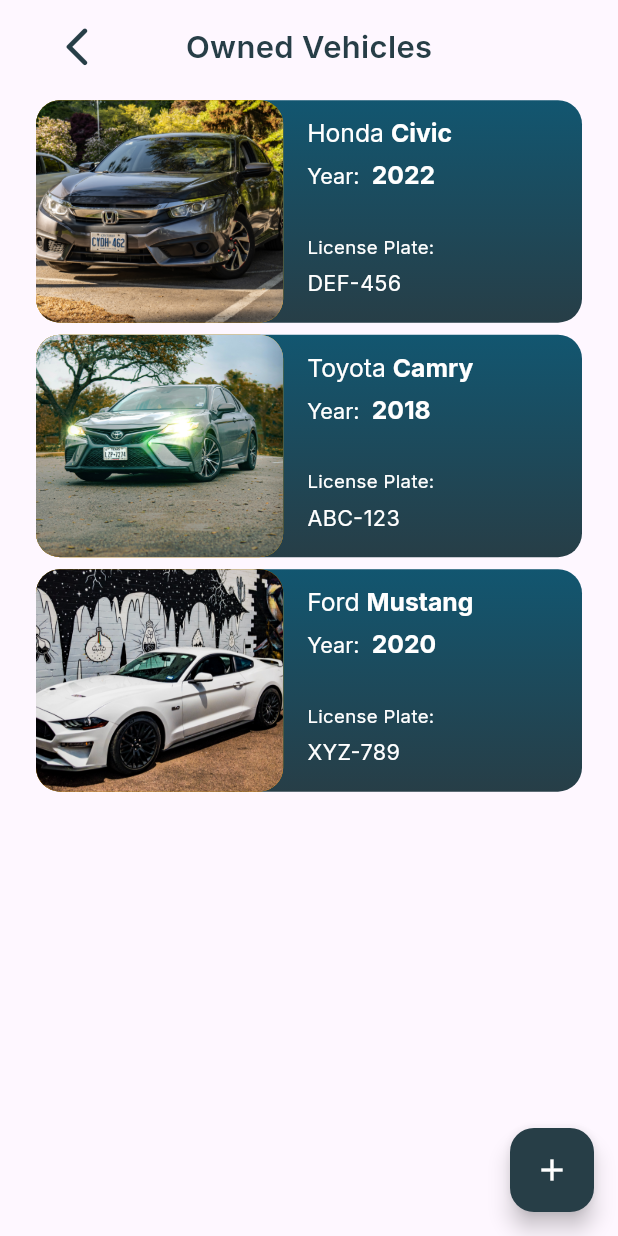
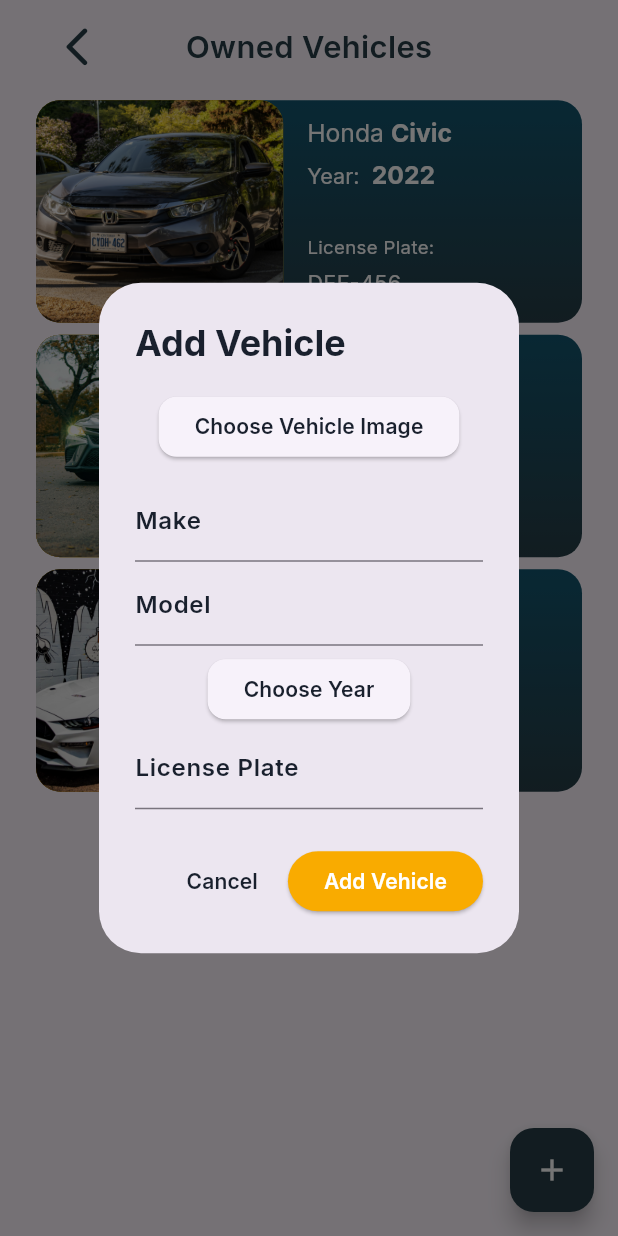
Before and after one commit to harleymamalias/mechanicall_app, a Flutter app: the OwnedVehiclesPage screen opened directly, after a tap on the "add" icon, on a phone screen of 412 x 824 dp. Run offline on Flutter 3.47's test engine with Material 2 defaults, Android fonts, the phone set to English and light mode, and no system bars; our stand-ins replace file_picker, flutter_rating_bar, google_fonts.

Commit message:
Finished car-owner sidebar

```diff
--- a/lib/sidebar/car-owner_vehicles.dart
+++ b/lib/sidebar/car-owner_vehicles.dart
@@ -2,6 +2,7 @@
 import '../app_styles.dart';
 import '../size_config.dart';
 import '../sidebar/vehicle_card.dart';
+import 'package:file_picker/file_picker.dart';
 
 class OwnedVehiclesPage extends StatelessWidget {
   @override
@@ -86,7 +87,14 @@
           ),
           floatingActionButton: FloatingActionButton(
             backgroundColor: tCharcoal,
-            onPressed: () async {},
+            onPressed: () async {
+              showDialog(
+                context: context,
+                builder: (BuildContext context) {
+                  return AddVehicleDialog();
+                },
+              );
+            },
             child: Icon(
               Icons.add,
               color: tWhite,
@@ -97,3 +105,153 @@
     );
   }
 }
+
+class AddVehicleDialog extends StatefulWidget {
+  @override
+  _AddVehicleDialogState createState() => _AddVehicleDialogState();
+}
+
+class _AddVehicleDialogState extends State<AddVehicleDialog> {
+  late String imageUrl;
+  late String make;
+  late String model;
+  late String year;
+  late String licensePlate;
+
+  @override
+  Widget build(BuildContext context) {
+    return AlertDialog(
+      title: Text(
+        "Add Vehicle",
+        style: tInterBold,
+      ),
+      content: SingleChildScrollView(
+        child: Column(
+          crossAxisAlignment: CrossAxisAlignment.start,
+          children: [
+            Center(
+              child: ElevatedButton(
+                style: ElevatedButton.styleFrom(
+                  shape: RoundedRectangleBorder(
+                    borderRadius: BorderRadius.circular(12),
+                  ),
+                ),
+                onPressed: () async {
+                  // Show file picker to choose image
+                  // FilePickerResult? result =
+                  //     await FilePicker.platform.pickFiles(
+                  //         // type: FileType.image,
+                  //         );
+                  // if (result != null) {
+                  //   PlatformFile file = result.files.first;
+                  //   print(file.name);
+                  //   print(file.bytes);
+                  //   print(file.extension);
+                  //   print(file.path);
+                  // } else {
+                  //   //function if user cancels the picker
+                  // }
+                },
+                child: Text(
+                  "Choose Vehicle Image",
+                  style: tInterSemiBold.copyWith(),
+                ),
+              ),
+            ),
+            SizedBox(height: 10),
+            TextField(
+              onChanged: (value) {
+                make = value;
+              },
+              decoration: InputDecoration(
+                labelText: "Make",
+                labelStyle: tInterSemiBold,
+              ),
+            ),
+            TextField(
+              onChanged: (value) {
+                model = value;
+              },
+              decoration: InputDecoration(
+                  labelText: "Model", labelStyle: tInterSemiBold),
+            ),
+            SizedBox(
+              height: 5,
+            ),
+            Center(
+              child: ElevatedButton(
+                style: ElevatedButton.styleFrom(
+                  shape: RoundedRectangleBorder(
+                    borderRadius: BorderRadius.circular(12),
+                  ),
+                ),
+                onPressed: () async {
+                  // Show year picker
+                  // DatePicker.showDatePicker(
+                  //   context,
+                  //   showTitleActions: true,
+                  //   minTime: DateTime(DateTime.now().year - 10, 1),
+                  //   maxTime: DateTime(2025),
+                  //   onConfirm: (date) {
+                  //     setState(() {
+                  //       year = date.year.toString();
+                  //     });
+                  //   },
+                  //   currentTime: DateTime.now(),
+                  // );
+                },
+                child: Text("Choose Year", style: tInterSemiBold.copyWith()),
+              ),
+            ),
+            TextField(
+              onChanged: (value) {
+                licensePlate = value;
+              },
+              decoration: InputDecoration(
+                  labelText: "License Plate", labelStyle: tInterSemiBold),
+            ),
+          ],
+        ),
+      ),
+      actions: [
+        TextButton(
+          onPressed: () {
+            // Close dialog
+            Navigator.pop(context);
+          },
+          child: Text("Cancel", style: tInterSemiBold.copyWith()),
+        ),
+        ElevatedButton(
+          style: ElevatedButton.styleFrom(
+            backgroundColor: tOrange,
+            shape: RoundedRectangleBorder(
+              borderRadius: BorderRadius.circular(24),
+            ),
+          ),
+          onPressed: () {
+            // Show success dialog
+            showDialog(
+              context: context,
+              builder: (BuildContext context) {
+                return AlertDialog(
+                  title: Text("Vehicle Added"),
+                  content: Text("Your vehicle has been added."),
+                  actions: [
+                    TextButton(
+                      onPressed: () {
+                        Navigator.pop(context);
+                      },
+                      child: Text("OK", style: tInterSemiBold.copyWith()),
+                    ),
+                  ],
+                );
+              },
+            );
+          },
+          child: Text("Add Vehicle",
+              style: tInterSemiBold.copyWith(color: tWhite)),
+        ),
+      ],
+    );
+  }
+}
--- a/pubspec.yaml
+++ b/pubspec.yaml
@@ -35,6 +35,7 @@
   # Use with the CupertinoIcons class for iOS style icons.
   cupertino_icons: ^1.0.2
   flutter_rating_bar: ^4.0.1
+  file_picker: ^6.1.1
 
 dev_dependencies:
   flutter_test:
```
Also changed, not shown: pubspec.lock.
